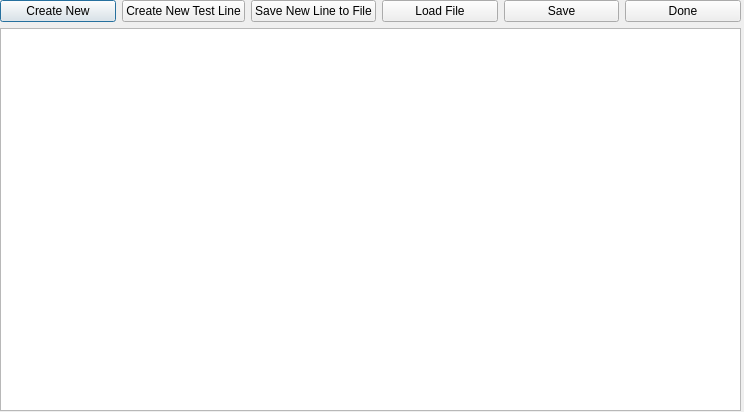
yvgenyk/API-Test, file jsoncreator.ui: the form before one commit.
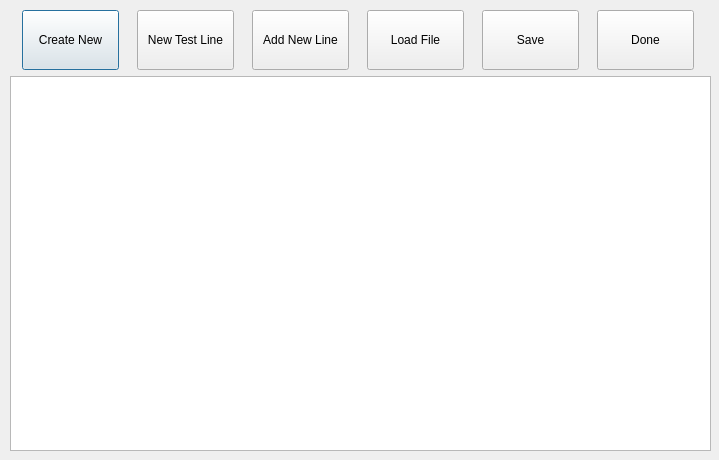
The form after the commit.

Patch:
```diff
--- a/jsoncreator.ui
+++ b/jsoncreator.ui
@@ -6,8 +6,8 @@
    <rect>
     <x>0</x>
     <y>0</y>
-    <width>744</width>
-    <height>412</height>
+    <width>719</width>
+    <height>460</height>
    </rect>
   </property>
   <property name="windowTitle">
@@ -16,10 +16,10 @@
   <widget class="QWidget" name="verticalLayoutWidget">
    <property name="geometry">
     <rect>
-     <x>0</x>
-     <y>0</y>
-     <width>741</width>
-     <height>411</height>
+     <x>10</x>
+     <y>10</y>
+     <width>701</width>
+     <height>441</height>
     </rect>
    </property>
    <layout class="QVBoxLayout" name="verticalLayout">
@@ -27,6 +27,18 @@
      <layout class="QHBoxLayout" name="horizontalLayout">
       <item>
        <widget class="QPushButton" name="createNewBtn">
+        <property name="minimumSize">
+         <size>
+          <width>97</width>
+          <height>60</height>
+         </size>
+        </property>
+        <property name="maximumSize">
+         <size>
+          <width>97</width>
+          <height>60</height>
+         </size>
+        </property>
         <property name="text">
          <string>Create New</string>
         </property>
@@ -34,20 +46,62 @@
       </item>
       <item>
        <widget class="QPushButton" name="addNewLine">
+        <property name="minimumSize">
+         <size>
+          <width>97</width>
+          <height>60</height>
+         </size>
+        </property>
+        <property name="maximumSize">
+         <size>
+          <width>97</width>
+          <height>60</height>
+         </size>
+        </property>
         <property name="text">
-         <string>Create New Test Line</string>
+         <string>New Test Line</string>
         </property>
        </widget>
       </item>
       <item>
        <widget class="QPushButton" name="saveNewToFile">
+        <property name="sizePolicy">
+         <sizepolicy hsizetype="Minimum" vsizetype="Fixed">
+          <horstretch>97</horstretch>
+          <verstretch>60</verstretch>
+         </sizepolicy>
+        </property>
+        <property name="minimumSize">
+         <size>
+          <width>97</width>
+          <height>60</height>
+         </size>
+        </property>
+        <property name="maximumSize">
+         <size>
+          <width>97</width>
+          <height>60</height>
+         </size>
+        </property>
         <property name="text">
-         <string>Save New Line to File</string>
+         <string>Add New Line</string>
         </property>
        </widget>
       </item>
       <item>
        <widget class="QPushButton" name="loadExFileBtn">
+        <property name="minimumSize">
+         <size>
+          <width>97</width>
+          <height>60</height>
+         </size>
+        </property>
+        <property name="maximumSize">
+         <size>
+          <width>97</width>
+          <height>60</height>
+         </size>
+        </property>
         <property name="text">
          <string>Load File</string>
         </property>
@@ -55,6 +109,18 @@
       </item>
       <item>
        <widget class="QPushButton" name="saveBtn">
+        <property name="minimumSize">
+         <size>
+          <width>97</width>
+          <height>60</height>
+         </size>
+        </property>
+        <property name="maximumSize">
+         <size>
+          <width>97</width>
+          <height>60</height>
+         </size>
+        </property>
         <property name="text">
          <string>Save</string>
         </property>
@@ -62,6 +128,18 @@
       </item>
       <item>
        <widget class="QPushButton" name="doneBtn">
+        <property name="minimumSize">
+         <size>
+          <width>97</width>
+          <height>60</height>
+         </size>
+        </property>
+        <property name="maximumSize">
+         <size>
+          <width>97</width>
+          <height>60</height>
+         </size>
+        </property>
         <property name="text">
          <string>Done</string>
         </property>
```
